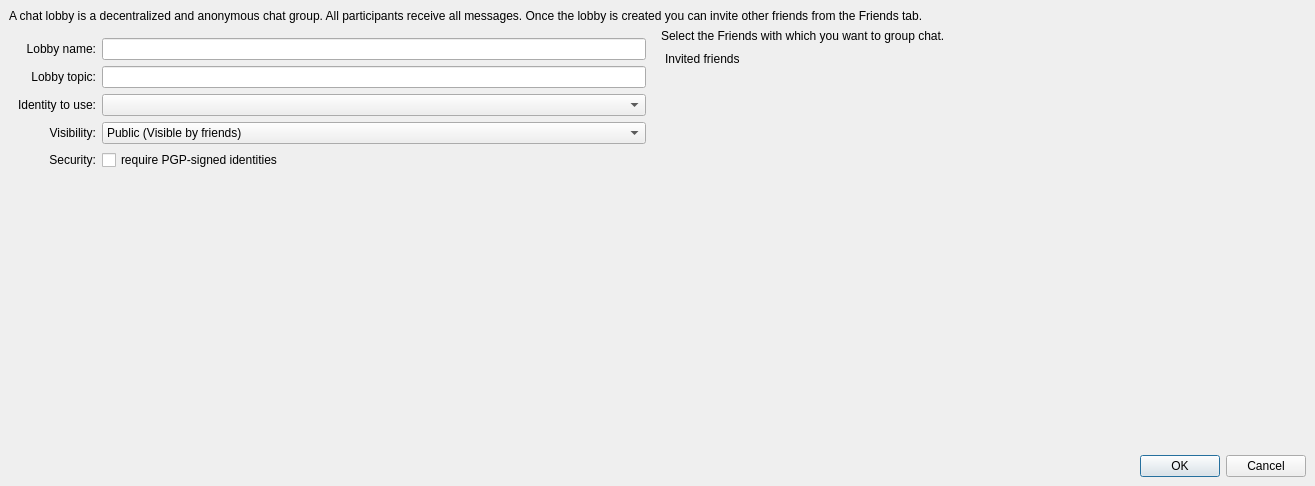
Before: the Qt Designer form retroshare-gui/src/gui/chat/CreateLobbyDialog.ui in RetroShare/RetroShare, drawn with Qt 5.
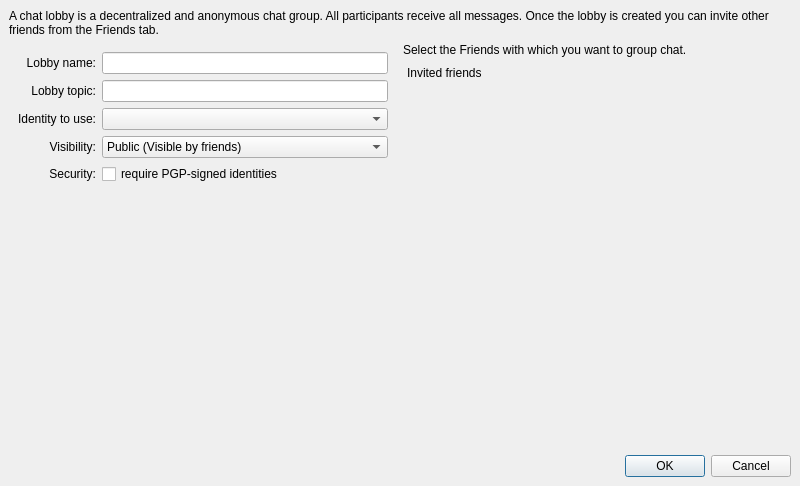
After: the same form once the commit is applied. Icons and pictures are not drawn. Custom widgets are drawn as their Qt base class.

Commit message: Fixed Create Lobby Dialog's window size

Patch:
```diff
--- a/retroshare-gui/src/gui/chat/CreateLobbyDialog.ui
+++ b/retroshare-gui/src/gui/chat/CreateLobbyDialog.ui
@@ -6,7 +6,7 @@
    <rect>
     <x>0</x>
     <y>0</y>
-    <width>1315</width>
+    <width>800</width>
     <height>486</height>
    </rect>
   </property>
```
